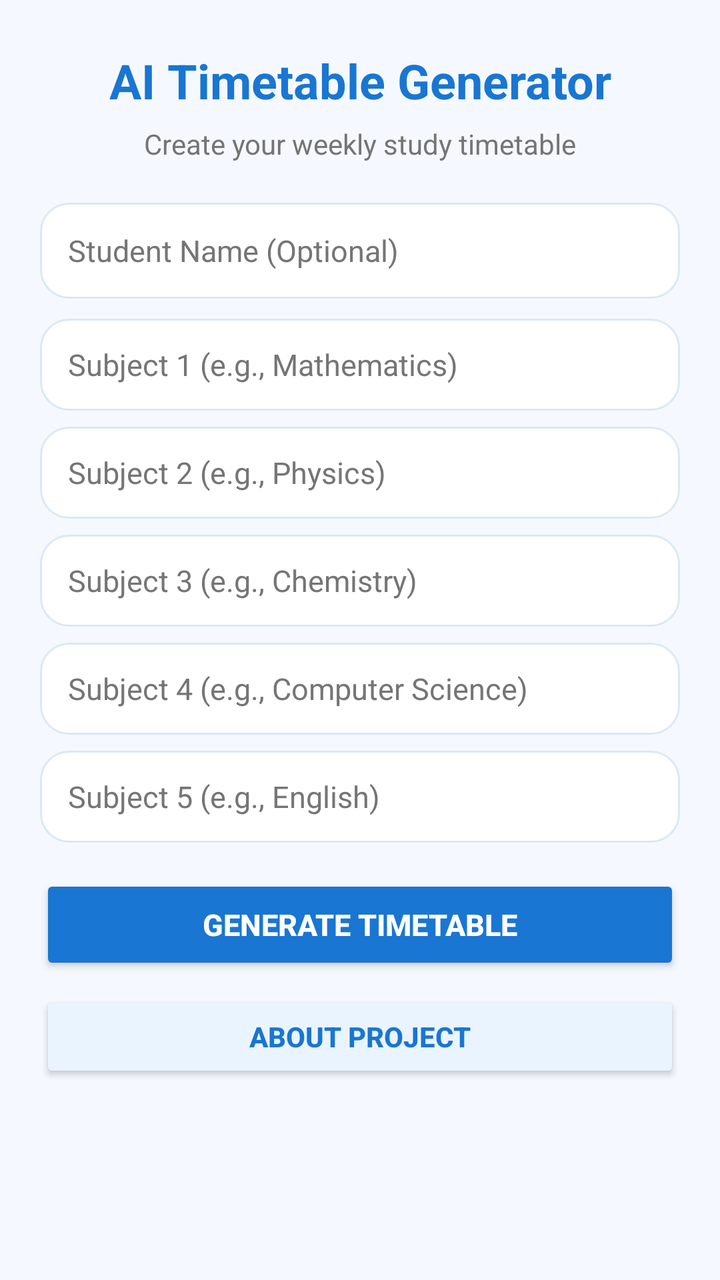
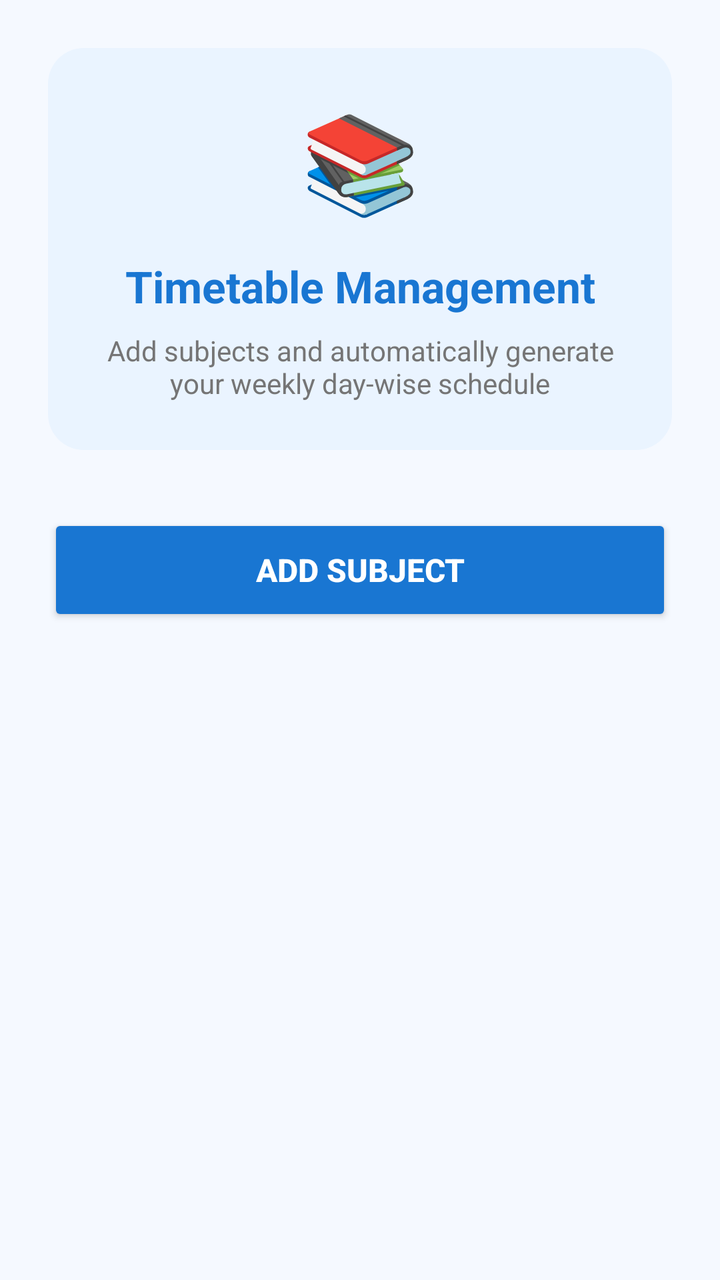

Two renders of the same Android screen: before a commit and after it. Below are the layout's source before the change and the commit's diff.
<!-- AndroidManifest.xml: application theme Theme.Mad_assignment -->
<!-- res/layout/activity_main.xml -->
<?xml version="1.0" encoding="utf-8"?>
<ScrollView xmlns:android="http://schemas.android.com/apk/res/android"
    xmlns:app="http://schemas.android.com/apk/res-auto"
    android:layout_width="match_parent"
    android:layout_height="match_parent"
    android:background="@color/background"
    android:fillViewport="true">

    <androidx.constraintlayout.widget.ConstraintLayout
        android:layout_width="match_parent"
        android:layout_height="wrap_content"
        android:paddingStart="20dp"
        android:paddingEnd="20dp"
        android:paddingBottom="28dp">

        <TextView
            android:id="@+id/tvTitle"
            android:layout_width="0dp"
            android:layout_height="wrap_content"
            android:layout_marginTop="24dp"
            android:gravity="center"
            android:text="AI Timetable Generator"
            android:textColor="@color/blue"
            android:textSize="24sp"
            android:textStyle="bold"
            app:layout_constraintEnd_toEndOf="parent"
            app:layout_constraintStart_toStartOf="parent"
            app:layout_constraintTop_toTopOf="parent" />

        <TextView
            android:id="@+id/tvSubtitle"
            android:layout_width="0dp"
            android:layout_height="wrap_content"
            android:layout_marginTop="6dp"
            android:gravity="center"
            android:text="Create your weekly study timetable"
            android:textColor="@color/gray"
            android:textSize="14sp"
            app:layout_constraintEnd_toEndOf="parent"
            app:layout_constraintStart_toStartOf="parent"
            app:layout_constraintTop_toBottomOf="@id/tvTitle" />

        <EditText
            android:id="@+id/etStudentName"
            android:layout_width="0dp"
            android:layout_height="48dp"
            android:layout_marginTop="20dp"
            android:background="@drawable/bg_card"
            android:hint="Student Name (Optional)"
            android:inputType="textPersonName"
            android:paddingStart="14dp"
            android:paddingEnd="14dp"
            android:textColor="@color/text"
            android:textColorHint="@color/gray"
            android:textSize="15sp"
            app:layout_constraintEnd_toEndOf="parent"
            app:layout_constraintStart_toStartOf="parent"
            app:layout_constraintTop_toBottomOf="@id/tvSubtitle" />

        <EditText
            android:id="@+id/etSubject1"
            android:layout_width="0dp"
            android:layout_height="46dp"
            android:layout_marginTop="10dp"
            android:background="@drawable/bg_card"
            android:hint="Subject 1 (e.g., Mathematics)"
            android:inputType="textCapSentences"
            android:paddingStart="14dp"
            android:paddingEnd="14dp"
            android:textColor="@color/text"
            android:textColorHint="@color/gray"
            android:textSize="15sp"
            app:layout_constraintEnd_toEndOf="parent"
            app:layout_constraintStart_toStartOf="parent"
            app:layout_constraintTop_toBottomOf="@id/etStudentName" />

        <EditText
            android:id="@+id/etSubject2"
            android:layout_width="0dp"
            android:layout_height="46dp"
            android:layout_marginTop="8dp"
            android:background="@drawable/bg_card"
            android:hint="Subject 2 (e.g., Physics)"
            android:inputType="textCapSentences"
            android:paddingStart="14dp"
            android:paddingEnd="14dp"
            android:textColor="@color/text"
            android:textColorHint="@color/gray"
            android:textSize="15sp"
            app:layout_constraintEnd_toEndOf="parent"
            app:layout_constraintStart_toStartOf="parent"
            app:layout_constraintTop_toBottomOf="@id/etSubject1" />

        <EditText
            android:id="@+id/etSubject3"
            android:layout_width="0dp"
            android:layout_height="46dp"
            android:layout_marginTop="8dp"
            android:background="@drawable/bg_card"
            android:hint="Subject 3 (e.g., Chemistry)"
            android:inputType="textCapSentences"
            android:paddingStart="14dp"
            android:paddingEnd="14dp"
            android:textColor="@color/text"
            android:textColorHint="@color/gray"
            android:textSize="15sp"
            app:layout_constraintEnd_toEndOf="parent"
            app:layout_constraintStart_toStartOf="parent"
            app:layout_constraintTop_toBottomOf="@id/etSubject2" />

        <EditText
            android:id="@+id/etSubject4"
            android:layout_width="0dp"
            android:layout_height="46dp"
            android:layout_marginTop="8dp"
            android:background="@drawable/bg_card"
            android:hint="Subject 4 (e.g., Computer Science)"
            android:inputType="textCapSentences"
            android:paddingStart="14dp"
            android:paddingEnd="14dp"
            android:textColor="@color/text"
            android:textColorHint="@color/gray"
            android:textSize="15sp"
            app:layout_constraintEnd_toEndOf="parent"
            app:layout_constraintStart_toStartOf="parent"
            app:layout_constraintTop_toBottomOf="@id/etSubject3" />

        <EditText
            android:id="@+id/etSubject5"
            android:layout_width="0dp"
            android:layout_height="46dp"
            android:layout_marginTop="8dp"
            android:background="@drawable/bg_card"
            android:hint="Subject 5 (e.g., English)"
            android:inputType="textCapSentences"
            android:paddingStart="14dp"
            android:paddingEnd="14dp"
            android:textColor="@color/text"
            android:textColorHint="@color/gray"
            android:textSize="15sp"
            app:layout_constraintEnd_toEndOf="parent"
            app:layout_constraintStart_toStartOf="parent"
            app:layout_constraintTop_toBottomOf="@id/etSubject4" />

        <Button
            android:id="@+id/btnGenerate"
            android:layout_width="0dp"
            android:layout_height="50dp"
            android:layout_marginTop="16dp"
            android:backgroundTint="@color/blue"
            android:text="Generate Timetable"
            android:textColor="@color/white"
            android:textSize="15sp"
            android:textStyle="bold"
            app:layout_constraintEnd_toEndOf="parent"
            app:layout_constraintStart_toStartOf="parent"
            app:layout_constraintTop_toBottomOf="@id/etSubject5" />

        <Button
            android:id="@+id/btnAbout"
            android:layout_width="0dp"
            android:layout_height="46dp"
            android:layout_marginTop="8dp"
            android:backgroundTint="@color/light_blue"
            android:text="About Project"
            android:textColor="@color/blue"
            android:textSize="14sp"
            android:textStyle="bold"
            app:layout_constraintEnd_toEndOf="parent"
            app:layout_constraintStart_toStartOf="parent"
            app:layout_constraintTop_toBottomOf="@id/btnGenerate" />

    </androidx.constraintlayout.widget.ConstraintLayout>
</ScrollView>
<!-- resources referenced by this layout -->
<resources>
  <color name="background">#F5F9FF</color>
  <color name="blue">#1976D2</color>
  <color name="gray">#757575</color>
  <color name="light_blue">#EAF4FF</color>
  <color name="text">#212121</color>
  <color name="white">#FFFFFF</color>
  <!-- drawable bg_card (drawable) -->
  <shape xmlns:android="http://schemas.android.com/apk/res/android">
      <solid android:color="#FFFFFF"/>
      <corners android:radius="14dp"/>
      <stroke android:width="1dp" android:color="#DCE8F5"/>
  
  </shape>
  <style name="Theme.Mad_assignment" parent="Theme.MAD_ASSIGNMENT" />
  <style name="Theme.MAD_ASSIGNMENT" parent="Theme.Material3.Light.NoActionBar">
          <item name="android:windowLightStatusBar">false</item>
          <item name="android:statusBarColor">@color/blue</item>
          <item name="android:navigationBarColor">@color/white</item>
          <item name="android:windowActionModeOverlay">true</item>
          <item name="colorPrimary">@color/blue</item>
          <item name="colorSecondary">@color/blue</item>
      </style>
</resources>

<!-- the commit's change to res/layout/activity_main.xml (unified diff, before → after) -->
@@ -1,174 +1,73 @@
 <?xml version="1.0" encoding="utf-8"?>
-<ScrollView xmlns:android="http://schemas.android.com/apk/res/android"
+<androidx.constraintlayout.widget.ConstraintLayout xmlns:android="http://schemas.android.com/apk/res/android"
     xmlns:app="http://schemas.android.com/apk/res-auto"
     android:layout_width="match_parent"
     android:layout_height="match_parent"
     android:background="@color/background"
-    android:fillViewport="true">
+    android:padding="24dp">
 
     <androidx.constraintlayout.widget.ConstraintLayout
-        android:layout_width="match_parent"
+        android:id="@+id/cardHeader"
+        android:layout_width="0dp"
         android:layout_height="wrap_content"
-        android:paddingStart="20dp"
-        android:paddingEnd="20dp"
-        android:paddingBottom="28dp">
+        android:background="@drawable/bg_light_blue"
+        android:padding="24dp"
+        app:layout_constraintBottom_toTopOf="@id/btnAddSubject"
+        app:layout_constraintEnd_toEndOf="parent"
+        app:layout_constraintStart_toStartOf="parent"
+        app:layout_constraintTop_toTopOf="parent"
+        app:layout_constraintVertical_bias="0.4">
 
         <TextView
-            android:id="@+id/tvTitle"
-            android:layout_width="0dp"
+            android:id="@+id/tvIcon"
+            android:layout_width="wrap_content"
             android:layout_height="wrap_content"
-            android:layout_marginTop="24dp"
-            android:gravity="center"
-            android:text="AI Timetable Generator"
-            android:textColor="@color/blue"
-            android:textSize="24sp"
-            android:textStyle="bold"
+            android:text="📚"
+            android:textSize="48sp"
             app:layout_constraintEnd_toEndOf="parent"
             app:layout_constraintStart_toStartOf="parent"
             app:layout_constraintTop_toTopOf="parent" />
 
         <TextView
+            android:id="@+id/tvTitle"
+            android:layout_width="wrap_content"
+            android:layout_height="wrap_content"
+            android:layout_marginTop="16dp"
+            android:text="Timetable Management"
+            android:textColor="@color/blue"
+            android:textSize="22sp"
+            android:textStyle="bold"
+            app:layout_constraintEnd_toEndOf="parent"
+            app:layout_constraintStart_toStartOf="parent"
+            app:layout_constraintTop_toBottomOf="@id/tvIcon" />
+
+        <TextView
             android:id="@+id/tvSubtitle"
             android:layout_width="0dp"
             android:layout_height="wrap_content"
-            android:layout_marginTop="6dp"
+            android:layout_marginTop="8dp"
             android:gravity="center"
-            android:text="Create your weekly study timetable"
+            android:text="Add subjects and automatically generate your weekly day-wise schedule"
             android:textColor="@color/gray"
             android:textSize="14sp"
             app:layout_constraintEnd_toEndOf="parent"
             app:layout_constraintStart_toStartOf="parent"
             app:layout_constraintTop_toBottomOf="@id/tvTitle" />
 
-        <EditText
-            android:id="@+id/etStudentName"
-            android:layout_width="0dp"
-            android:layout_height="48dp"
-            android:layout_marginTop="20dp"
-            android:background="@drawable/bg_card"
-            android:hint="Student Name (Optional)"
-            android:inputType="textPersonName"
-            android:paddingStart="14dp"
-            android:paddingEnd="14dp"
-            android:textColor="@color/text"
-            android:textColorHint="@color/gray"
-            android:textSize="15sp"
-            app:layout_constraintEnd_toEndOf="parent"
-            app:layout_constraintStart_toStartOf="parent"
-            app:layout_constraintTop_toBottomOf="@id/tvSubtitle" />
+    </androidx.constraintlayout.widget.ConstraintLayout>
 
-        <EditText
-            android:id="@+id/etSubject1"
-            android:layout_width="0dp"
-            android:layout_height="46dp"
-            android:layout_marginTop="10dp"
-            android:background="@drawable/bg_card"
-            android:hint="Subject 1 (e.g., Mathematics)"
-            android:inputType="textCapSentences"
-            android:paddingStart="14dp"
-            android:paddingEnd="14dp"
-            android:textColor="@color/text"
-            android:textColorHint="@color/gray"
-            android:textSize="15sp"
-            app:layout_constraintEnd_toEndOf="parent"
-            app:layout_constraintStart_toStartOf="parent"
-            app:layout_constraintTop_toBottomOf="@id/etStudentName" />
+    <Button
+        android:id="@+id/btnAddSubject"
+        android:layout_width="0dp"
+        android:layout_height="56dp"
+        android:layout_marginTop="32dp"
+        android:backgroundTint="@color/blue"
+        android:text="ADD SUBJECT"
+        android:textColor="@color/white"
+        android:textSize="16sp"
+        android:textStyle="bold"
+        app:layout_constraintEnd_toEndOf="parent"
+        app:layout_constraintStart_toStartOf="parent"
+        app:layout_constraintTop_toBottomOf="@id/cardHeader" />
 
-        <EditText
-            android:id="@+id/etSubject2"
-            android:layout_width="0dp"
-            android:layout_height="46dp"
-            android:layout_marginTop="8dp"
-            android:background="@drawable/bg_card"
-            android:hint="Subject 2 (e.g., Physics)"
-            android:inputType="textCapSentences"
-            android:paddingStart="14dp"
-            android:paddingEnd="14dp"
-            android:textColor="@color/text"
-            android:textColorHint="@color/gray"
-            android:textSize="15sp"
-            app:layout_constraintEnd_toEndOf="parent"
-            app:layout_constraintStart_toStartOf="parent"
-            app:layout_constraintTop_toBottomOf="@id/etSubject1" />
-
-        <EditText
-            android:id="@+id/etSubject3"
-            android:layout_width="0dp"
-            android:layout_height="46dp"
-            android:layout_marginTop="8dp"
-            android:background="@drawable/bg_card"
-            android:hint="Subject 3 (e.g., Chemistry)"
-            android:inputType="textCapSentences"
-            android:paddingStart="14dp"
-            android:paddingEnd="14dp"
-            android:textColor="@color/text"
-            android:textColorHint="@color/gray"
-            android:textSize="15sp"
-            app:layout_constraintEnd_toEndOf="parent"
-            app:layout_constraintStart_toStartOf="parent"
-            app:layout_constraintTop_toBottomOf="@id/etSubject2" />
-
-        <EditText
-            android:id="@+id/etSubject4"
-            android:layout_width="0dp"
-            android:layout_height="46dp"
-            android:layout_marginTop="8dp"
-            android:background="@drawable/bg_card"
-            android:hint="Subject 4 (e.g., Computer Science)"
-            android:inputType="textCapSentences"
-            android:paddingStart="14dp"
-            android:paddingEnd="14dp"
-            android:textColor="@color/text"
-            android:textColorHint="@color/gray"
-            android:textSize="15sp"
-            app:layout_constraintEnd_toEndOf="parent"
-            app:layout_constraintStart_toStartOf="parent"
-            app:layout_constraintTop_toBottomOf="@id/etSubject3" />
-
-        <EditText
-            android:id="@+id/etSubject5"
-            android:layout_width="0dp"
-            android:layout_height="46dp"
-            android:layout_marginTop="8dp"
-            android:background="@drawable/bg_card"
-            android:hint="Subject 5 (e.g., English)"
-            android:inputType="textCapSentences"
-            android:paddingStart="14dp"
-            android:paddingEnd="14dp"
-            android:textColor="@color/text"
-            android:textColorHint="@color/gray"
-            android:textSize="15sp"
-            app:layout_constraintEnd_toEndOf="parent"
-            app:layout_constraintStart_toStartOf="parent"
-            app:layout_constraintTop_toBottomOf="@id/etSubject4" />
-
-        <Button
-            android:id="@+id/btnGenerate"
-            android:layout_width="0dp"
-            android:layout_height="50dp"
-            android:layout_marginTop="16dp"
-            android:backgroundTint="@color/blue"
-            android:text="Generate Timetable"
-            android:textColor="@color/white"
-            android:textSize="15sp"
-            android:textStyle="bold"
-            app:layout_constraintEnd_toEndOf="parent"
-            app:layout_constraintStart_toStartOf="parent"
-            app:layout_constraintTop_toBottomOf="@id/etSubject5" />
-
-        <Button
-            android:id="@+id/btnAbout"
-            android:layout_width="0dp"
-            android:layout_height="46dp"
-            android:layout_marginTop="8dp"
-            android:backgroundTint="@color/light_blue"
-            android:text="About Project"
-            android:textColor="@color/blue"
-            android:textSize="14sp"
-            android:textStyle="bold"
-            app:layout_constraintEnd_toEndOf="parent"
-            app:layout_constraintStart_toStartOf="parent"
-            app:layout_constraintTop_toBottomOf="@id/btnGenerate" />
-
-    </androidx.constraintlayout.widget.ConstraintLayout>
-</ScrollView>
+</androidx.constraintlayout.widget.ConstraintLayout>
<!-- resource entries referenced after the edit -->
@@ -3,15 +3,12 @@
   <color name="background">#F5F9FF</color>
   <color name="blue">#1976D2</color>
   <color name="gray">#757575</color>
-  <color name="light_blue">#EAF4FF</color>
-  <color name="text">#212121</color>
   <color name="white">#FFFFFF</color>
-  <!-- drawable bg_card (drawable) -->
+  <!-- drawable bg_light_blue (drawable) -->
   <shape xmlns:android="http://schemas.android.com/apk/res/android">
-      <solid android:color="#FFFFFF"/>
-      <corners android:radius="14dp"/>
-      <stroke android:width="1dp" android:color="#DCE8F5"/>
+      <solid android:color="#EAF4FF"/>
   
+      <corners android:radius="18dp"/>
   </shape>
   <style name="Theme.Mad_assignment" parent="Theme.MAD_ASSIGNMENT" />
   <style name="Theme.MAD_ASSIGNMENT" parent="Theme.Material3.Light.NoActionBar">
